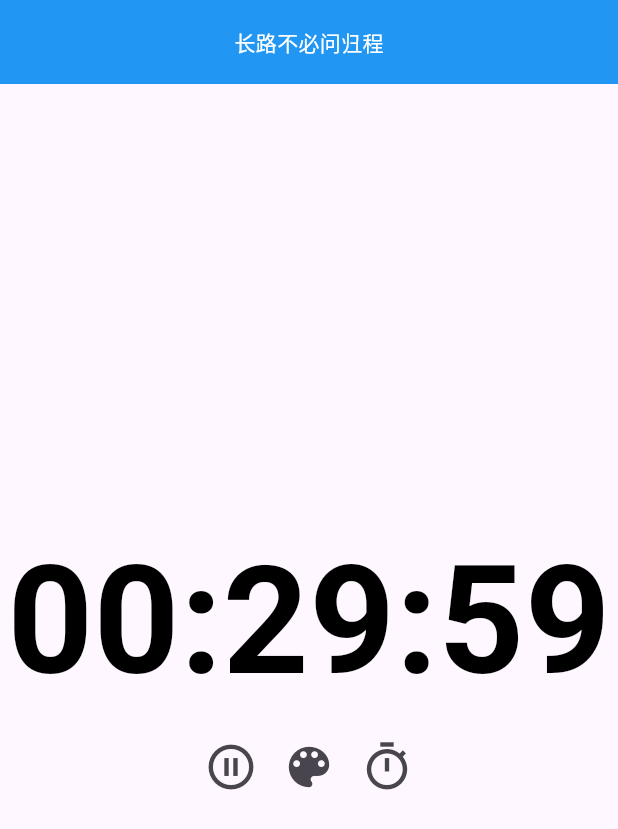
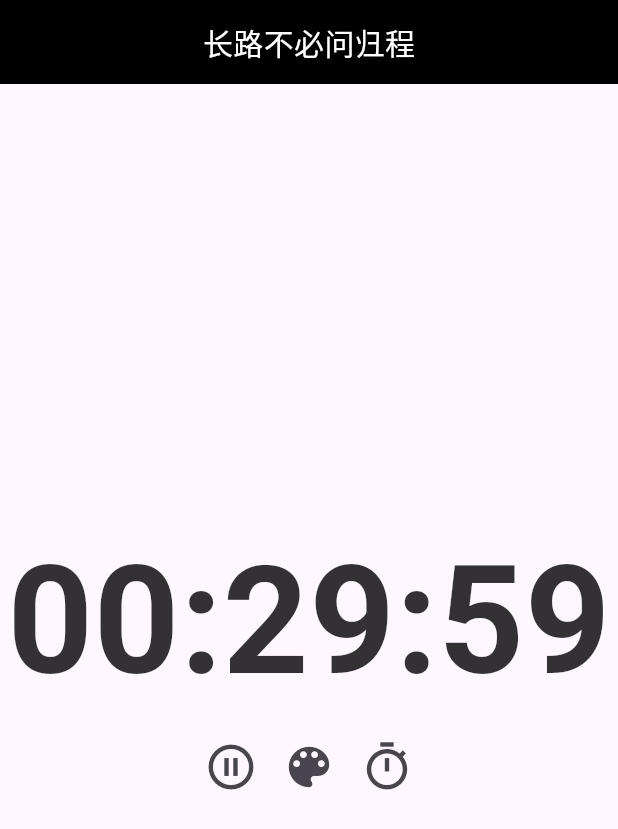
Before and after one commit to bytecrystal/fltimer, a Flutter app: the screen it shows after launch, after a tap on the "play arrow" icon, on a phone screen of 412 x 824 dp. Shown: the top 829 px of the screen. Run offline on Flutter 3.47's test engine with Material 3 defaults, Android fonts, the phone set to English and light mode, and no system bars; our stand-ins replace flutter_colorpicker, shared_preferences; missing offline and left inert: window_manager.

Commit message:
fix: some bug

```diff
--- a/lib/views/TimerScreen.dart
+++ b/lib/views/TimerScreen.dart
@@ -18,6 +18,9 @@ class _TimerScreenState extends State<TimerScreen> {
   late Duration _duration;
   bool _isRunning = false;
   Color _timeColor = Colors.black; // 初始化文字颜色为黑色，默认状态
+  TextEditingController controller = TextEditingController(text: "长路不必问归程");
+  bool isEditing = false;
+  FocusNode focusNode = FocusNode();
 
   // 从 Shared Preferences 读取颜色
   Future<void> _loadColor() async {
@@ -30,10 +33,27 @@ class _TimerScreenState extends State<TimerScreen> {
     }
   }
 
+  // 从 Shared Preferences 读取文本
+  Future<void> _loadTitleText() async {
+    final prefs = await SharedPreferences.getInstance();
+    String? titleText = prefs.getString("titleText");
+    if (titleText != null) {
+      setState(() {
+        controller.text = titleText;
+      });
+    }
+  }
+
   // 将颜色保存到 Shared Preferences
   Future<void> _saveColor(Color color) async {
     final prefs = await SharedPreferences.getInstance();
     prefs.setInt('timeColor', color.value);
+  }
+
+  // 将标题保存到 Shared Preferences
+  Future<void> _saveTitleText(String text) async {
+    final prefs = await SharedPreferences.getInstance();
+    prefs.setString('titleText', text);
   }
 
   void _toggleTimer() {
@@ -54,6 +74,9 @@ class _TimerScreenState extends State<TimerScreen> {
   void _updateTime() {
     if (_duration.inSeconds == 0) {
       _timer?.cancel();
+      setState(() {
+        _isRunning = false;
+      });
     } else {
       setState(() {
         _duration = _duration - Duration(seconds: 1);
@@ -99,6 +122,19 @@ class _TimerScreenState extends State<TimerScreen> {
     super.initState();
     _duration = widget.duration;
     _loadColor(); // 加载颜色
+    _loadTitleText(); // 加载标题文本
+    // 添加焦点变化的监听器
+    focusNode.addListener(_handleFocusChange);
+  }
+
+  // 焦点变化的处理函数
+  void _handleFocusChange() {
+    if (focusNode.hasFocus == false) { // 当TextField失去焦点时
+      setState(() {
+        isEditing = false;
+        _saveTitleText(controller.text);
+      });
+    }
   }
 
   @override
@@ -106,6 +142,9 @@ class _TimerScreenState extends State<TimerScreen> {
     if (_timer != null) {
       _timer!.cancel();
     }
+    focusNode.removeListener(_handleFocusChange);
+    focusNode.dispose();
+    controller.dispose();
     super.dispose();
   }
 
@@ -135,6 +174,7 @@ class _TimerScreenState extends State<TimerScreen> {
     final minutes = twoDigits(_duration.inMinutes.remainder(60));
     final seconds = twoDigits(_duration.inSeconds.remainder(60));
 
+
     return Scaffold(
       // 创建一个可拖动的自定义标题栏
       appBar: PreferredSize(
@@ -144,17 +184,46 @@ class _TimerScreenState extends State<TimerScreen> {
           child: GestureDetector(
             // 当用户在这个区域按下鼠标时，调用 WindowManager.startDragging
             onPanStart: (_) => windowManager.startDragging(),
+            onDoubleTap: () {
+              setState(() {
+                isEditing = true;
+              });
+              focusNode.requestFocus();
+              // 调用requestFocus来强制文本字段获取焦点
+              // FocusScope.of(context).requestFocus(focusNode);
+            },
             child: Container(
               // 装饰你的自定义标题栏
-              color: Colors.blue,
-              child: Center(
-                child: Text(
-                  '长路不必问归程',
+              color: _timeColor,
+              padding: const EdgeInsets.symmetric(horizontal: 8.0),
+              alignment: Alignment.center,
+              child: isEditing ? TextField(
+                controller: controller,
+                focusNode: focusNode,
+                autofocus: true,
+                maxLength: 20,
+                style: TextStyle(
+                  fontSize: 20,
+                  color: Colors.white
+                ),
+                onSubmitted: (value) {
+                  setState(() {
+                    isEditing = false;
+                    _saveTitleText(value);
+                  });
+                },
+                decoration: InputDecoration(
+                  isDense: true,
+                  border: InputBorder.none,
+                  counterText: "", // 隐藏TextField右下角的计数器
+                ),
+              ) : Text(
+                controller.text.isEmpty ? '' : controller.text,
                 style: TextStyle(
                   color: Colors.white,
+                  fontSize: 20,
                 ),
-                ),
-              ),
+              )
             ),
           ),
         ),
@@ -168,17 +237,19 @@ class _TimerScreenState extends State<TimerScreen> {
               style: TextStyle(
                 fontSize: 100,
                 fontWeight: FontWeight.bold,
-                color: _timeColor
+                color: _timeColor.withOpacity(0.8)
               ),
             ),
             // SizedBox(height: 5),
             Row(
               mainAxisAlignment: MainAxisAlignment.center,
               children: [
+                if (_duration.inSeconds > 0)
                   IconButton(
                     icon: Icon(_isRunning ? Icons.pause_circle_outline : Icons.play_arrow),
                     onPressed: _toggleTimer,
                     iconSize: 36, // 可以自定义图标大小
+                    tooltip: '开始/暂停', // 提供一个工具提示
                   ),
                 // 定义按钮来选择颜色
                 IconButton(
@@ -192,6 +263,7 @@ class _TimerScreenState extends State<TimerScreen> {
                   icon: Icon(Icons.timer_outlined),
                   onPressed: _showTimePickerDialog,
                   iconSize: 36, // 可以自定义图标大小
+                  tooltip: '选择时间', // 提供一个工具提示
                 ),
                 if (!_isRunning && _duration.inSeconds == 0)
                   IconButton(
@@ -203,6 +275,7 @@ class _TimerScreenState extends State<TimerScreen> {
                     },
                     iconSize: 36, // 可以自定义图标大小
                     color: Colors.red, // Reset 按钮的颜色是红色
+                    tooltip: '重置', // 提供一个工具提示
                   ),
               ],
             ),
```
Lines whose indentation alone changed are shown as unchanged.
